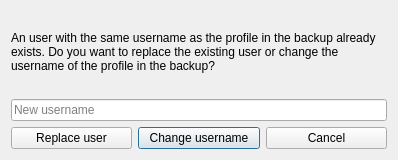
Before: the Qt Designer form cubepass/restoreuserexists.ui in kobus-v-schoor/cubepass, drawn with Qt 5.
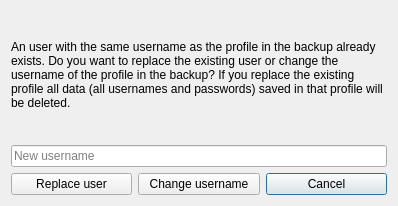
After: the same form once the commit is applied.

Commit message: Finished RestoreAccount, preparing for a window to change profile password

```diff
--- a/cubepass/restoreuserexists.ui
+++ b/cubepass/restoreuserexists.ui
@@ -7,7 +7,7 @@
     <x>0</x>
     <y>0</y>
     <width>398</width>
-    <height>160</height>
+    <height>206</height>
    </rect>
   </property>
   <property name="windowTitle">
@@ -17,7 +17,7 @@
    <item>
     <widget class="QLabel" name="label">
      <property name="text">
-      <string>An user with the same username as the profile in the backup already exists. Do you want to replace the existing user or change the username of the profile in the backup?</string>
+      <string>An user with the same username as the profile in the backup already exists. Do you want to replace the existing user or change the username of the profile in the backup? If you replace the existing profile all data (all usernames and passwords) saved in that profile will be deleted.</string>
      </property>
      <property name="wordWrap">
       <bool>true</bool>
@@ -46,7 +46,7 @@
         <string>Change username</string>
        </property>
        <property name="default">
-        <bool>true</bool>
+        <bool>false</bool>
        </property>
       </widget>
      </item>
@@ -55,6 +55,9 @@
        <property name="text">
         <string>Cancel</string>
        </property>
+       <property name="default">
+        <bool>true</bool>
+       </property>
       </widget>
      </item>
     </layout>
```
The commit also changes 8 other files.
